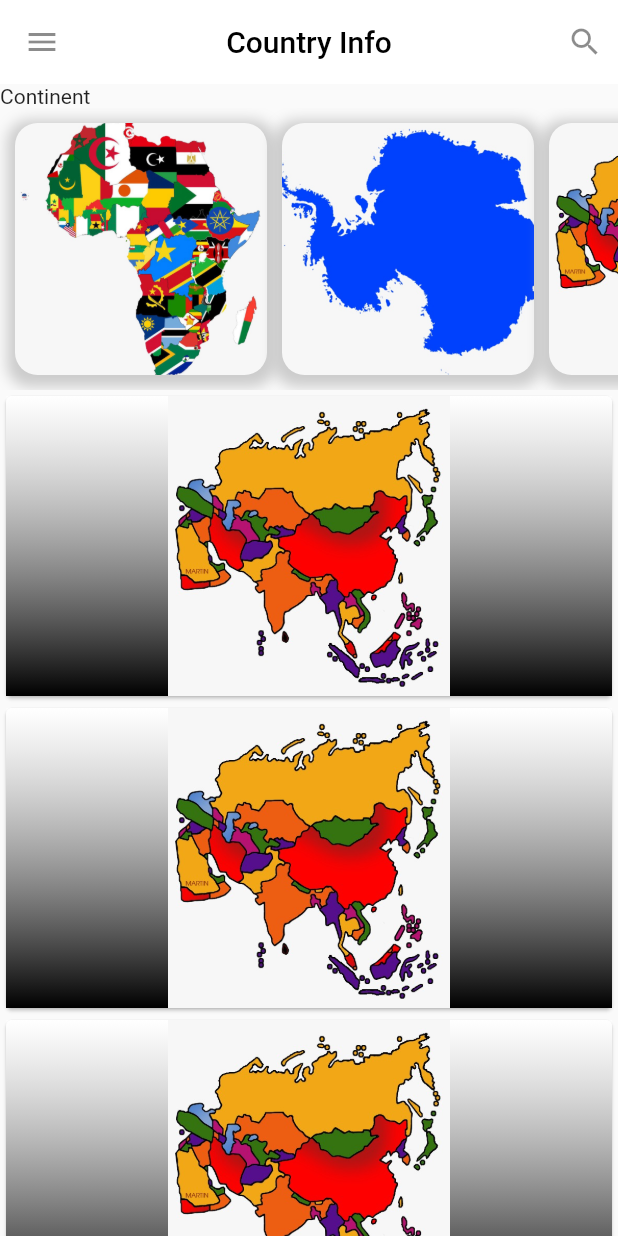
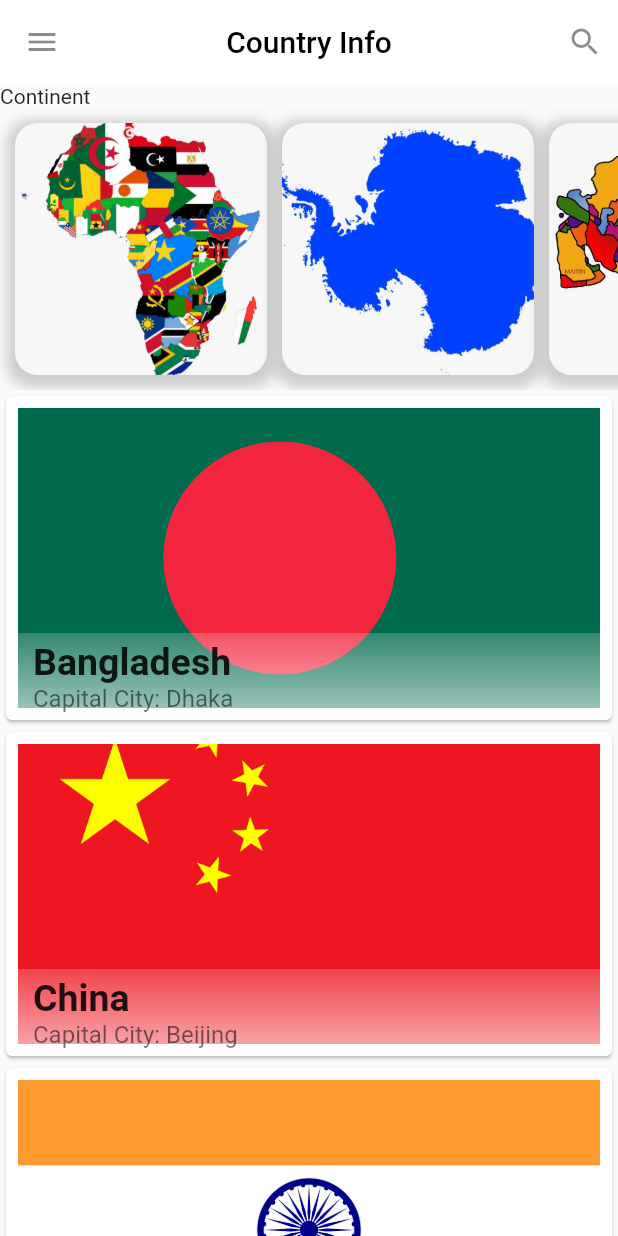
Before and after one commit to samirreaz/country_info, a Flutter app: the HomeScreen screen opened directly, on a phone screen of 412 x 824 dp. Run offline on Flutter 3.47's test engine with Material 2 defaults, Android fonts, the phone set to English and light mode, and no system bars.

Commit message:
home screen design almost complete

```diff
--- a/lib/models/country_model.dart
+++ b/lib/models/country_model.dart
@@ -20,43 +20,42 @@ List<CountryModel> countryList = [
     countryName: 'Bangladesh',
     subContinent: 'asia',
     countryCapital: 'Dhaka',
-    countryImg: 'assets/images/Bangladesh,Dhaka.png',
+    countryImg: 'assets/country_pictures/Bangladesh-Dhaka.png',
     countryPopulation: 16000000,
   ),
   CountryModel(
     countryName: 'China',
     subContinent: 'asia',
     countryCapital: 'Beijing',
-    countryImg: 'assets/country picture/China,Beijing.png',
+    countryImg: 'assets/country_pictures/China-Beijing.png',
     countryPopulation: 13000000,
   ),
   CountryModel(
     countryName: 'India',
     subContinent: 'asia',
     countryCapital: 'New Delli',
-    countryImg: 'assets/country picture/india,new delli.png',
+    countryImg: 'assets/country_pictures/india-new_delli.png',
     countryPopulation: 19000000,
   ),
   CountryModel(
     countryName: 'Indonesia',
     subContinent: 'asia',
     countryCapital: 'Bali',
-    countryImg: 'assets/country picture/Indonesia,bali.png',
+    countryImg: 'assets/country_pictures/Indonesia-bali.png',
     countryPopulation: 14000000,
   ),
   CountryModel(
     countryName: 'Japan',
     subContinent: 'asia',
     countryCapital: 'Tokyo',
-    countryImg: 'assets/country picture/Japan,Tokyo.png',
+    countryImg: 'assets/country_pictures/Japan-Tokyo.png',
     countryPopulation: 15000000,
   ),
   CountryModel(
     countryName: 'Pakistan',
     subContinent: 'asia',
     countryCapital: 'Islamabad',
-    countryImg: 'assets/country picture/Pakistan,Islamabad.png',
+    countryImg: 'assets/country_pictures/Pakistan-Islamabad.png',
     countryPopulation: 15000000,
   ),
-
 ];
--- a/lib/screen/home/home_screen.dart
+++ b/lib/screen/home/home_screen.dart
@@ -1,3 +1,5 @@
+import 'package:country_info/models/country_model.dart';
+import 'package:flutter/cupertino.dart';
 import 'package:flutter/material.dart';
 
 class HomeScreen extends StatelessWidget {
@@ -79,22 +81,61 @@ class HomeScreen extends StatelessWidget {
           Expanded(
             flex: 3,
             child: ListView.builder(
+              itemCount: countryList.length,
               itemBuilder: (context, index) => Card(
                 child: Container(
+                  margin: EdgeInsets.all(8),
                   decoration: BoxDecoration(
                     color: Colors.blue,
                     image: DecorationImage(
-                        image: AssetImage('assets/images/Asia.jpeg')),
-                    gradient: LinearGradient(
+                        fit: BoxFit.cover,
+                        image: AssetImage(countryList[index].countryImg)),
+                    /*gradient: LinearGradient(
                       colors: [
                         Colors.white.withOpacity(.5),
                         Colors.black,
                       ],
                       begin: Alignment.topCenter,
                       end: Alignment.bottomCenter,
+                    ),*/
+                  ),
+                  height: 200,
+                  alignment: Alignment.bottomCenter,
+                  child: Container(
+                    padding: EdgeInsets.only(
+                      top: 5,
+                      left: 10,
+                      right: 10,
+                    ),
+                    child: Column(
+                      crossAxisAlignment: CrossAxisAlignment.start,
+                      children: [
+                        Text(
+                          countryList[index].countryName,
+                          style: TextStyle(
+                            fontSize: 25,
+                            fontWeight: FontWeight.bold,
+                          ),
+                        ),
+                        Text(
+                          'Capital City: ${countryList[index].countryCapital}',
+                          style: TextStyle(color: Colors.black54, fontSize: 16),
+                        )
+                      ],
+                    ),
+                    height: 50,
+                    width: double.infinity,
+                    decoration: BoxDecoration(
+                      gradient: LinearGradient(
+                        colors: [
+                          Colors.white.withOpacity(.2),
+                          Colors.white60,
+                        ],
+                        begin: Alignment.topCenter,
+                        end: Alignment.bottomCenter,
+                      ),
                     ),
                   ),
-                  height: 200,
                 ),
               ),
             ),
--- a/pubspec.yaml
+++ b/pubspec.yaml
@@ -60,6 +60,7 @@ flutter:
   # To add assets to your application, add an assets section, like this:
   assets:
     - assets/images/
+    - assets/country_pictures/
   #   - images/a_dot_ham.jpeg
 
   # An image asset can refer to one or more resolution-specific "variants", see
```
Also changed, not shown: assets/country_pictures/Bangladesh-Dhaka.png (renamed from assets/country picture/Bangladesh,Dhaka.png), assets/country_pictures/China-Beijing.png (renamed from assets/country picture/China,Beijing.png), assets/country_pictures/Indonesia-bali.png (renamed from assets/country picture/Indonesia,bali.png), assets/country_pictures/Japan-Tokyo.png (renamed from assets/country picture/Japan,Tokyo.png), assets/country_pictures/Pakistan-Islamabad.png (renamed from assets/country picture/Pakistan,Islamabad.png), assets/country_pictures/india-new_delli.png (renamed from assets/country picture/india,new delli.png), pubspec.lock.
